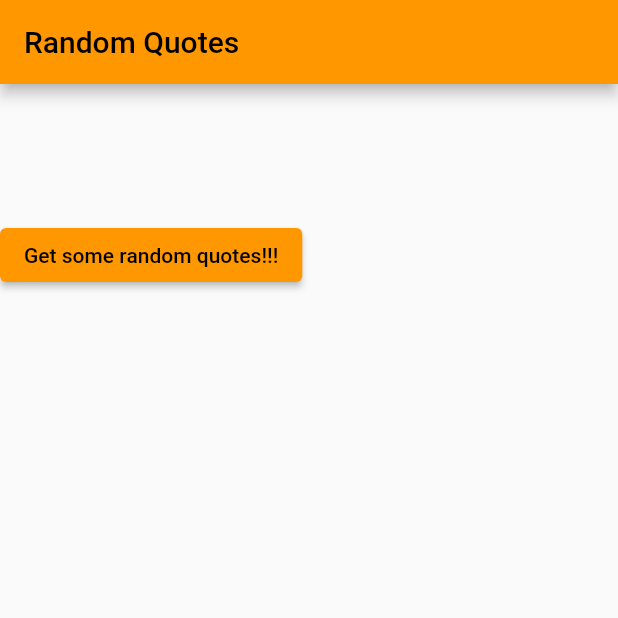
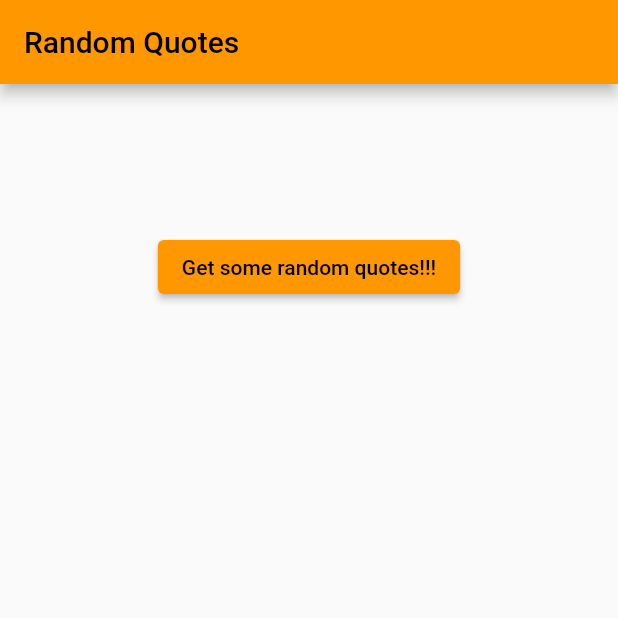
Before and after one commit to daevid-thegreat/learning, a Flutter app: the screen it shows after launch, on a phone screen of 412 x 824 dp, the top half of it. Run offline on Flutter 3.47's test engine with Material 2 defaults, Android fonts, the phone set to English and light mode, and no system bars.

```diff
--- a/Dart/quoteapp/lib/screens/homescreen.dart
+++ b/Dart/quoteapp/lib/screens/homescreen.dart
@@ -1,4 +1,3 @@
-import 'dart:io';
 import 'dart:convert';
 import 'package:flutter/material.dart';
 import 'package:http/http.dart' as http;
@@ -160,7 +159,9 @@ class _HomeScreenState extends State<HomeScreen> {
       appBar: AppBar(
         title: const Text('Random Quotes'),
       ),
-      body: Column(
+      body: Padding(
+        padding: const EdgeInsets.all(8.0),
+        child: Column(
           children: [
             Padding(
                 padding: const EdgeInsets.all(10.0),
@@ -178,7 +179,8 @@ class _HomeScreenState extends State<HomeScreen> {
                       fontSize: 18,
                       color: Colors.blue)),
             ),
-          ElevatedButton(
+            Center(
+              child: ElevatedButton(
                 onPressed: () async {
                   var url = Uri.parse(
                       "https://famous-quotes4.p.rapidapi.com/random?category=$category&count=$count");
@@ -194,7 +196,9 @@ class _HomeScreenState extends State<HomeScreen> {
                 },
                 child: const Text('Get some random quotes!!!'),
               ),
+            ),
           ],
+        ),
       ),
     ));
   }
```
Also changed, not shown: 2 other files. Lines whose indentation alone changed are shown as unchanged.
